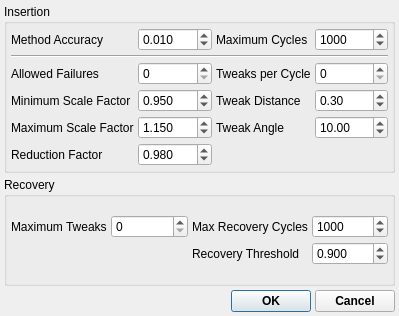
This is src/gui/disorderoptions.ui in trisyoungs/aten as Qt 5 draws it before an edit. The edited form follows.
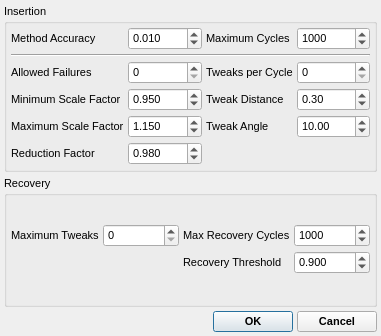
This is the edited form.

Diff of the .ui file:
```diff
--- a/src/gui/disorderoptions.ui
+++ b/src/gui/disorderoptions.ui
@@ -8,8 +8,8 @@
    <rect>
     <x>0</x>
     <y>0</y>
-    <width>399</width>
-    <height>316</height>
+    <width>381</width>
+    <height>336</height>
    </rect>
   </property>
   <property name="sizePolicy">
@@ -18,6 +18,11 @@
     <verstretch>0</verstretch>
    </sizepolicy>
   </property>
+  <property name="font">
+   <font>
+    <pointsize>8</pointsize>
+   </font>
+  </property>
   <property name="windowTitle">
    <string>Method Options</string>
   </property>
```
Left out of the diff: 1 changed line with no effect on the pictures.
